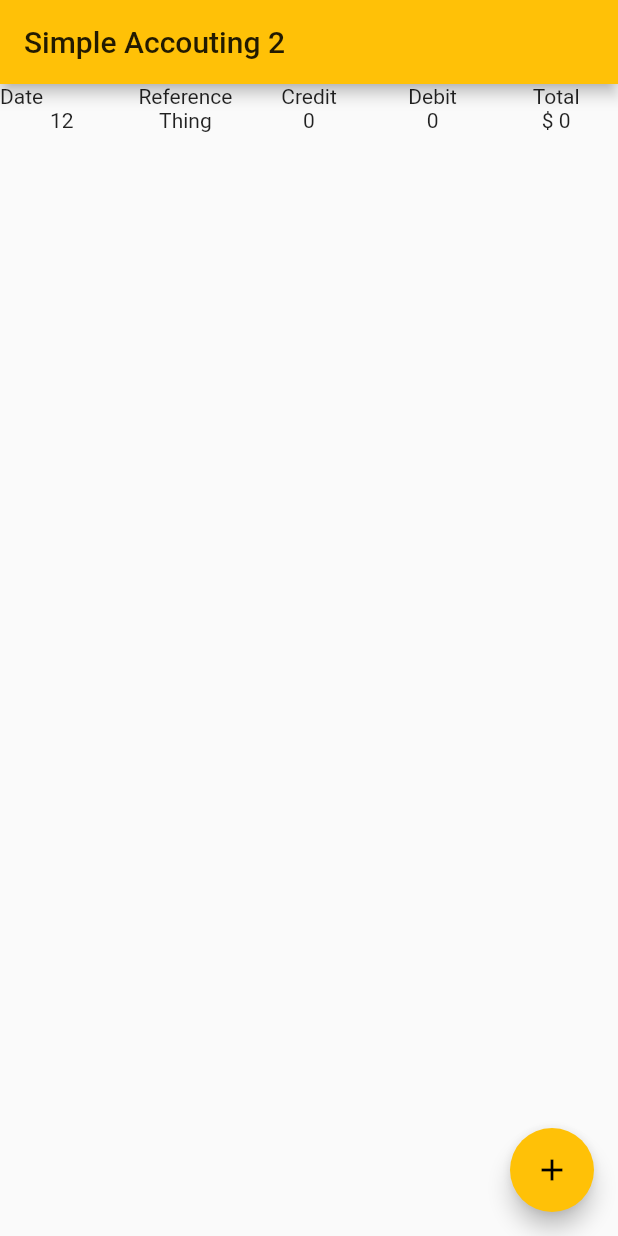
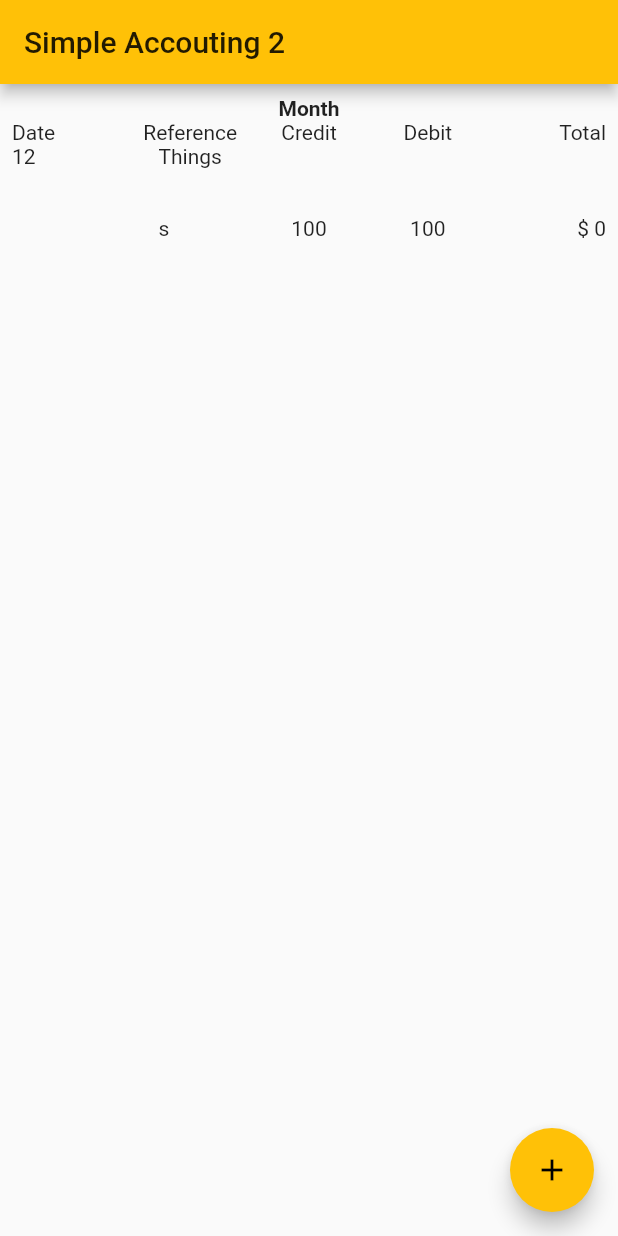
Before and after one commit to EmmanuelMess/Simple-Accounting-2, a Flutter app: the screen it shows after launch, on a phone screen of 412 x 824 dp. Run offline on Flutter 3.47's test engine with Material 2 defaults, Android fonts, the phone set to English and light mode, and no system bars; our stand-ins replace decimal, easy_localization.

Commit message:
Added month to top and padding

```diff
--- a/simple_accounting_2/lib/l10n/en.json
+++ b/simple_accounting_2/lib/l10n/en.json
@@ -1,5 +1,8 @@
 {
   "name": "Simple Accouting 2",
+
+  "month": "Month",
+
   "date": "Date",
   "reference": "Reference",
   "credit": "Credit",
--- a/simple_accounting_2/lib/main.dart
+++ b/simple_accounting_2/lib/main.dart
@@ -1,3 +1,4 @@
+import 'package:decimal/decimal.dart';
 import 'package:easy_localization/easy_localization.dart';
 import 'package:flutter/material.dart';
 
@@ -50,43 +51,37 @@ class _MyHomePageState extends State<MyHomePage> {
       appBar: AppBar(
         title: Text('name').tr(),
       ),
-      body: Table(
-        border: TableBorder.all(
-            color: Colors.black26,
-            width: 1,
-            style: BorderStyle.none
-        ),
+      body: Padding(
+        padding: EdgeInsets.all(8),
+        child: Column(
+            children: [
+              Center(child: Text(
+                'month',
+                style: TextStyle(fontWeight: FontWeight.bold),
+              ).tr()),
+              Table(
                 children: [
                   TableRow(children: [
                     TableCell(child: Text('date').tr()),
                     TableCell(child: Center(child: Text('reference').tr()),),
                     TableCell(child: Center(child: Text('credit').tr()),),
                     TableCell(child: Center(child: Text('debit').tr()),),
-            TableCell(child: Center(child: Text('total').tr()),),
-          ]),
-          TableRow(children: [
-            TableCell(
-              child: Center(child: Text('12')),
-              verticalAlignment: TableCellVerticalAlignment.middle,
-            ),
-            TableCell(
-              verticalAlignment: TableCellVerticalAlignment.middle,
-              child: Center(child: Text('Thing')),
-            ),
-            TableCell(
-              child: Center(child: Text('0')),
-              verticalAlignment: TableCellVerticalAlignment.top,
-            ),
-            TableCell(
-              child: Center(child: Text('0')),
-              verticalAlignment: TableCellVerticalAlignment.top,
-            ),
-            TableCell(
-              child: Center(child: Text('\$ 0')),
-              verticalAlignment: TableCellVerticalAlignment.top,
+                    TableCell(child: Text(
+                      'total',
+                      textAlign: TextAlign.end,
+                    ).tr(),
                     ),
                   ]),
+                  createTableRow(AccountingRowFormatted(
+                    "12",
+                    "Things\n\n\ns",
+                    "100",
+                    "100",
+                    "\$ 0",
+                  )),
                 ],
+              ),
+            ]),
       ),
       floatingActionButton: FloatingActionButton(
         onPressed: _incrementCounter,
@@ -95,4 +90,42 @@ class _MyHomePageState extends State<MyHomePage> {
       ),
     );
   }
+
+  TableRow createTableRow(AccountingRowFormatted strings) {
+    return TableRow(children: [
+      TableCell(
+        child: Text(strings.date),
+        verticalAlignment: TableCellVerticalAlignment.top,
+      ),
+      TableCell(
+        verticalAlignment: TableCellVerticalAlignment.middle,
+        child: Center(child: Text(strings.reference)),
+      ),
+      TableCell(
+        child: Center(child: Text(strings.row3.toString())),
+        verticalAlignment: TableCellVerticalAlignment.bottom,
+      ),
+      TableCell(
+        child: Center(child: Text(strings.row4.toString())),
+        verticalAlignment: TableCellVerticalAlignment.bottom,
+      ),
+      TableCell(
+        child: Text(
+          strings.total,
+          textAlign: TextAlign.end,
+        ),
+        verticalAlignment: TableCellVerticalAlignment.bottom,
+      ),
+    ]);
   }
+}
+
+class AccountingRowFormatted {
+  AccountingRowFormatted(this.date, this.reference, this.row3, this.row4, this.total);
+
+  final String date;
+  final String reference;
+  final String row3;
+  final String row4;
+  final String total;
+}
--- a/simple_accounting_2/pubspec.yaml
+++ b/simple_accounting_2/pubspec.yaml
@@ -18,13 +18,14 @@ publish_to: 'none' # Remove this line if you wish to publish to pub.dev
 version: 1.0.0+1
 
 environment:
-  sdk: ">=2.7.0 <3.0.0"
+  sdk: ">=2.9.0 <3.0.0"
 
 dependencies:
   flutter:
     sdk: flutter
 
   easy_localization: ^2.3.2
+  decimal: ^0.3.0
 
 dev_dependencies:
   flutter_test:
```
Also changed, not shown: simple_accounting_2/pubspec.lock. Lines whose indentation alone changed are shown as unchanged.
